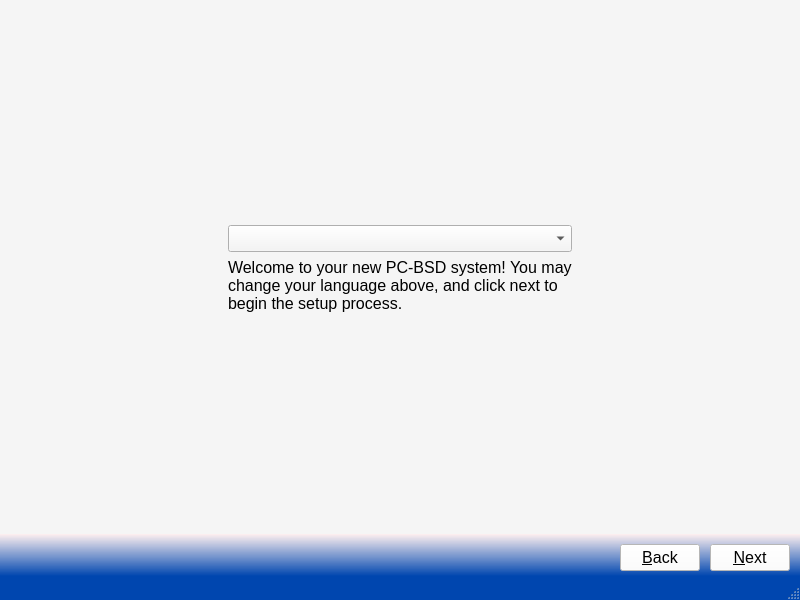
Qt form src-qt5/pc-firstbootgui/firstboot.ui (trueos/pcbsd) before a commit.
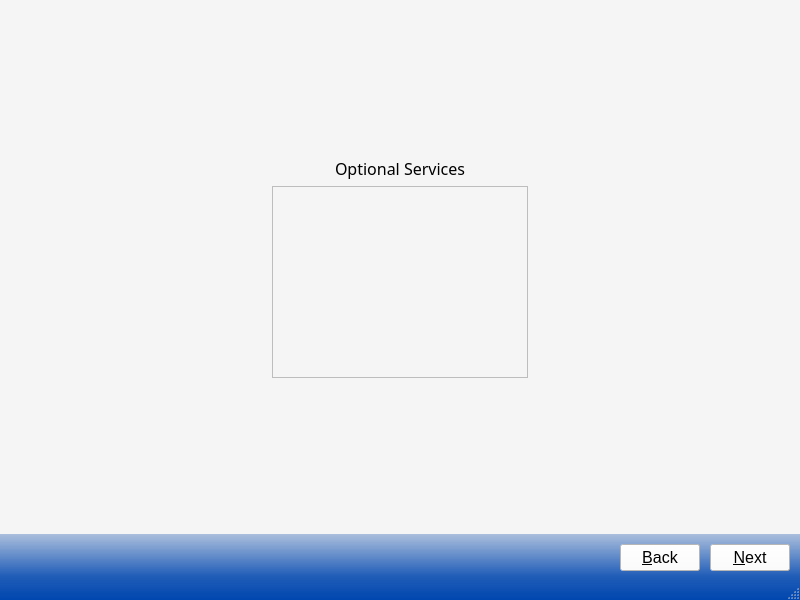
The same form after that commit. The open tabs and pages were chosen to show the change. Icons and pictures are not drawn.

What changed in the file:
```diff
--- a/src-qt5/pc-firstbootgui/firstboot.ui
+++ b/src-qt5/pc-firstbootgui/firstboot.ui
@@ -21,12 +21,16 @@
   </property>
   <property name="styleSheet">
    <string notr="true">QWidget{
-  font-family: &quot;Caladea&quot;;
+  font-family: &quot;Noto Sans&quot;;
   font-size: 12pt;
 }
 QStatusBar{
-background-color: rgb(0, 70, 175);
+background-color: qlineargradient(spread:pad, x1:1, y1:1, x2:1, y2:0, stop:0 rgba(0, 70, 175,255), stop:1 rgba(0, 70, 175,220));
 color: white;
+font-weight: bold;
+}
+QWidget#footerWidget{
+background-color: qlineargradient(spread:pad, x1:1, y1:1, x2:1, y2:-0.5, stop:0 rgba(0, 70, 175,220), stop:1 transparent);
 }</string>
   </property>
   <widget class="QWidget" name="centralwidget">
@@ -64,6 +68,9 @@
           <property name="orientation">
            <enum>Qt::Horizontal</enum>
           </property>
+          <property name="sizeType">
+           <enum>QSizePolicy::Expanding</enum>
+          </property>
           <property name="sizeHint" stdset="0">
            <size>
             <width>170</width>
@@ -93,6 +100,9 @@
           <property name="orientation">
            <enum>Qt::Horizontal</enum>
           </property>
+          <property name="sizeType">
+           <enum>QSizePolicy::Expanding</enum>
+          </property>
           <property name="sizeHint" stdset="0">
            <size>
             <width>169</width>
@@ -1453,6 +1463,93 @@
         </item>
        </layout>
       </widget>
+      <widget class="QWidget" name="Page_Services">
+       <layout class="QGridLayout" name="gridLayout_13">
+        <item row="0" column="2">
+         <spacer name="verticalSpacer_17">
+          <property name="orientation">
+           <enum>Qt::Vertical</enum>
+          </property>
+          <property name="sizeType">
+           <enum>QSizePolicy::Expanding</enum>
+          </property>
+          <property name="sizeHint" stdset="0">
+           <size>
+            <width>20</width>
+            <height>134</height>
+           </size>
+          </property>
+         </spacer>
+        </item>
+        <item row="3" column="3">
+         <spacer name="horizontalSpacer_29">
+          <property name="orientation">
+           <enum>Qt::Horizontal</enum>
+          </property>
+          <property name="sizeType">
+           <enum>QSizePolicy::Expanding</enum>
+          </property>
+          <property name="sizeHint" stdset="0">
+           <size>
+            <width>254</width>
+            <height>20</height>
+           </size>
+          </property>
+         </spacer>
+        </item>
+        <item row="2" column="1" rowspan="2" colspan="2">
+         <widget class="QListWidget" name="list_services"/>
+        </item>
+        <item row="2" column="0">
+         <spacer name="horizontalSpacer_9">
+          <property name="orientation">
+           <enum>Qt::Horizontal</enum>
+          </property>
+          <property name="sizeType">
+           <enum>QSizePolicy::Expanding</enum>
+          </property>
+          <property name="sizeHint" stdset="0">
+           <size>
+            <width>254</width>
+            <height>20</height>
+           </size>
+          </property>
+         </spacer>
+        </item>
+        <item row="4" column="2">
+         <spacer name="verticalSpacer_12">
+          <property name="orientation">
+           <enum>Qt::Vertical</enum>
+          </property>
+          <property name="sizeType">
+           <enum>QSizePolicy::Expanding</enum>
+          </property>
+          <property name="sizeHint" stdset="0">
+           <size>
+            <width>20</width>
+            <height>134</height>
+           </size>
+          </property>
+         </spacer>
+        </item>
+        <item row="1" column="1" colspan="2">
+         <widget class="QLabel" name="label_31">
+          <property name="font">
+           <font>
+            <family>Noto Sans</family>
+            <pointsize>12</pointsize>
+           </font>
+          </property>
+          <property name="text">
+           <string>Optional Services</string>
+          </property>
+          <property name="alignment">
+           <set>Qt::AlignCenter</set>
+          </property>
+         </widget>
+        </item>
+       </layout>
+      </widget>
       <widget class="QWidget" name="Page_Finished">
        <layout class="QGridLayout" name="gridLayout_9">
         <item row="0" column="1">
@@ -1555,9 +1652,6 @@
       <property name="autoFillBackground">
        <bool>false</bool>
       </property>
-      <property name="styleSheet">
-       <string notr="true">background-color: qlineargradient(spread:pad, x1:1, y1:1, x2:1, y2:0, stop:0 rgba(0, 70, 175, 255), stop:1 rgba(255, 240, 240, 240));</string>
-      </property>
       <layout class="QHBoxLayout" name="horizontalLayout_2">
        <property name="spacing">
         <number>10</number>
@@ -1711,11 +1805,7 @@
     </item>
    </layout>
   </widget>
-  <widget class="QStatusBar" name="statusbar">
-   <property name="styleSheet">
-    <string notr="true"/>
-   </property>
-  </widget>
+  <widget class="QStatusBar" name="statusbar"/>
  </widget>
  <resources>
   <include location="pc-firstboot.qrc"/>
```
Left out of the diff: 253 changed lines with no effect on the pictures.
